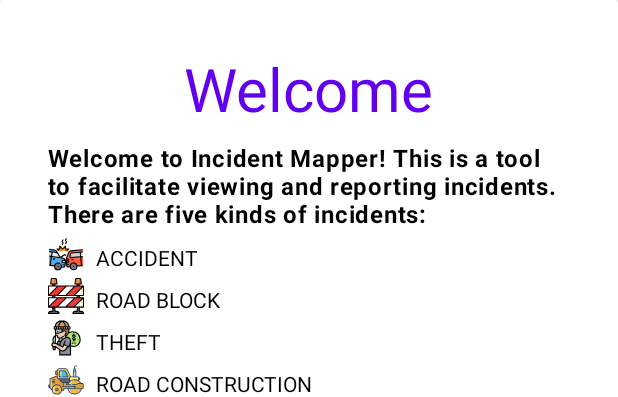
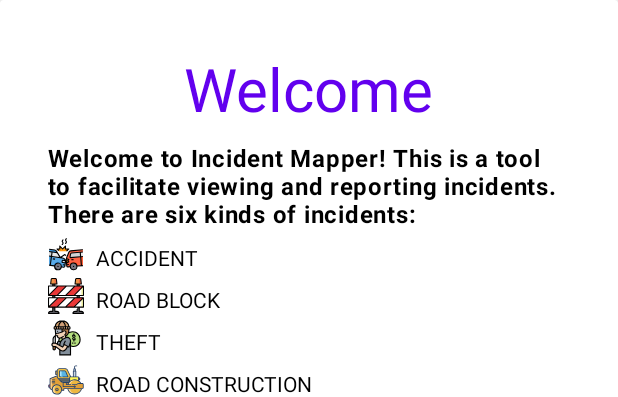
Before and after one commit to dims26/IncidentMapper, an Android app: the layout welcome_dialog.xml on its own in the app's theme, with its tools: preview values and no code run, on a phone screen of 412 x 824 dp. Shown: the top 397 px of the screen. Run offline under Robolectric (Android 15) with nearby library versions, the phone set to English and light mode, and no system bars.

Commit message:
fix(screens): fix dialog cut off on smaller screens, clean up

```diff
--- a/app/src/main/java/com/dims/incidentmapper/repositories/IncidentRepository.kt
+++ b/app/src/main/java/com/dims/incidentmapper/repositories/IncidentRepository.kt
@@ -7,6 +7,7 @@ import com.dims.incidentmapper.utils.LoadState
 import com.dims.incidentmapper.utils.Loaded
 import com.google.android.gms.maps.model.LatLng
 import com.google.firebase.firestore.FirebaseFirestore
+import com.google.firebase.firestore.SetOptions
 import kotlinx.coroutines.flow.MutableStateFlow
 import java.util.*
 import javax.inject.Inject
--- a/app/src/main/res/layout/welcome_dialog.xml
+++ b/app/src/main/res/layout/welcome_dialog.xml
@@ -4,10 +4,12 @@
     xmlns:app="http://schemas.android.com/apk/res-auto"
     android:layout_width="match_parent"
     android:layout_height="wrap_content">
-
+    <ScrollView
+        android:layout_width="match_parent"
+        android:layout_height="wrap_content">
         <androidx.constraintlayout.widget.ConstraintLayout
             android:layout_width="match_parent"
-        android:layout_height="match_parent"
+            android:layout_height="wrap_content"
             android:padding="32dp">
 
             <TextView
@@ -172,4 +174,5 @@
                 app:layout_constraintEnd_toEndOf="parent" />
 
         </androidx.constraintlayout.widget.ConstraintLayout>
+    </ScrollView>
 </androidx.cardview.widget.CardView>
--- a/app/src/main/res/values/strings.xml
+++ b/app/src/main/res/values/strings.xml
@@ -8,7 +8,7 @@
     <string name="welcome">Welcome</string>
     <string name="welcome_dialog_body">Welcome to Incident Mapper!<br/>
         This is a tool to facilitate viewing and reporting incidents.
-        There are five kinds of incidents:
+        There are six kinds of incidents:
     </string>
     <string name="welcome_dialog_body2">
         To create an incident, simply click on any empty spot on the map!
```
Also changed, not shown: app/src/main/java/com/dims/incidentmapper/screens/IncidentsViewModel.kt (+6 -7 lines). Lines whose indentation alone changed are shown as unchanged.
